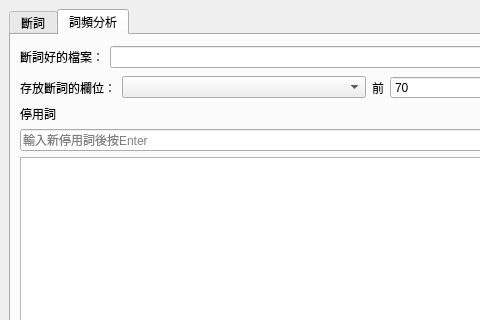
This is UI.ui in yui1227/WordProcessingPy as Qt 5 draws it before an edit; both pictures show x 0 to 480 and y 0 to 320 of the 737 by 539 pixel window. The edited form follows.
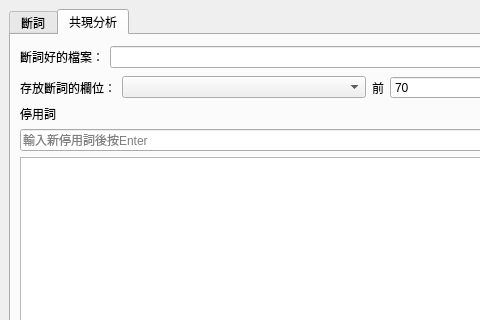
This is the edited form. The open tabs and pages were chosen to show the change.

Commit message: 修改錯字

Patch:
```diff
--- a/UI.ui
+++ b/UI.ui
@@ -200,7 +200,7 @@
       </widget>
       <widget class="QWidget" name="tab">
        <attribute name="title">
-        <string>詞頻分析</string>
+        <string>共現分析</string>
        </attribute>
        <layout class="QVBoxLayout" name="verticalLayout_6">
         <item>
```
Left out of the diff: 2 changed lines with no effect on the pictures. The commit also changes 1 other file.
